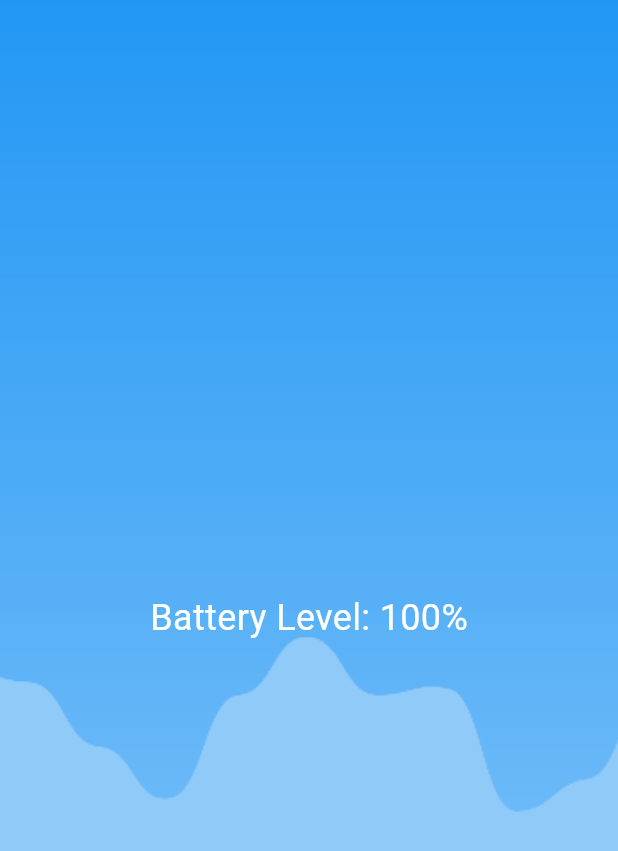
After one commit to zanavilo/VisioGuideV2, a Flutter app: the BatteryStatus screen opened directly, on a phone screen of 412 x 824 dp. The commit adds this screen. Shown: the top 851 px of the screen. Run offline on Flutter 3.47's test engine with Material 3 defaults, Android fonts, the phone set to English and light mode, and no system bars; our stand-ins replace battery_plus, camera, geolocator, permission_handler.

Commit message:
Fixed BatteryStatus and added background

```diff
--- /dev/null
+++ b/lib/Pages/BatteryStatus.dart
@@ -0,0 +1,56 @@
+import 'package:flutter/material.dart';
+import 'package:battery_plus/battery_plus.dart';
+
+class BatteryStatus extends StatefulWidget {
+  @override
+  _BatteryStatusState createState() => _BatteryStatusState();
+}
+
+class _BatteryStatusState extends State<BatteryStatus> {
+  final Battery _battery = Battery();
+  int? _batteryLevel;
+
+  @override
+  void initState() {
+    super.initState();
+    _getBatteryLevel();
+  }
+
+  Future<void> _getBatteryLevel() async {
+    final batteryLevel = await _battery.batteryLevel;
+    setState(() {
+      _batteryLevel = batteryLevel;
+    });
+  }
+
+  @override
+  Widget build(BuildContext context) {
+    return Scaffold(
+      body: Container(
+        decoration: BoxDecoration(
+          image: DecorationImage(
+            image: AssetImage('assets/wpg.png'), // Background image
+            fit: BoxFit.cover, // Make the image cover the entire container
+          ),
+        ),
+        child: Center(
+          child: Text(
+            _batteryLevel != null
+                ? 'Battery Level: $_batteryLevel%'
+                : 'Loading...',
+            style: TextStyle(
+              fontSize: 24,
+              color: Colors.white, // Change the text color for better visibility
+            ),
+          ),
+        ),
+      ),
+    );
+  }
+}
+
+void main() {
+  runApp(MaterialApp(
+    home: BatteryStatus(),
+  ));
+}
--- a/lib/Pages/MainPage.dart
+++ b/lib/Pages/MainPage.dart
@@ -89,7 +89,7 @@ class MainPage extends StatelessWidget {
                     } else if (options[index].title == 'BATTERY') {
                       Navigator.push(
                         context,
-                        MaterialPageRoute(builder: (context) => CameraScreen()),
+                        MaterialPageRoute(builder: (context) => BatteryStatus()),
                       );
                     } else if (options[index].title == 'TIME AND DATE') {
                       Navigator.push(
--- a/pubspec.yaml
+++ b/pubspec.yaml
@@ -38,6 +38,7 @@ dependencies:
   http: ^0.13.5  # For making HTTP requests
   geolocator: ^9.0.2  # For getting user's location (if you want location-based weather)
   intl: ^0.18.0  # Check for the latest version on pub.dev
+  battery_plus: ^6.0.3
 
 # code for splash screen
 flutter_native_splash:
```
Also changed, not shown: pubspec.lock, 2 other files.
